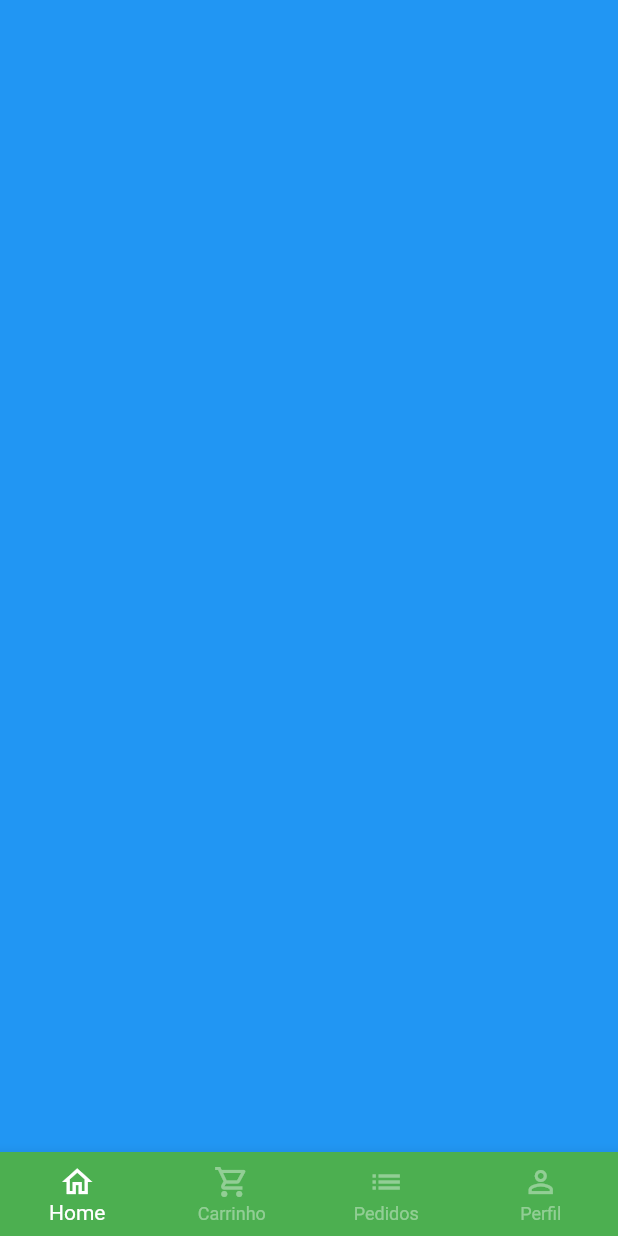
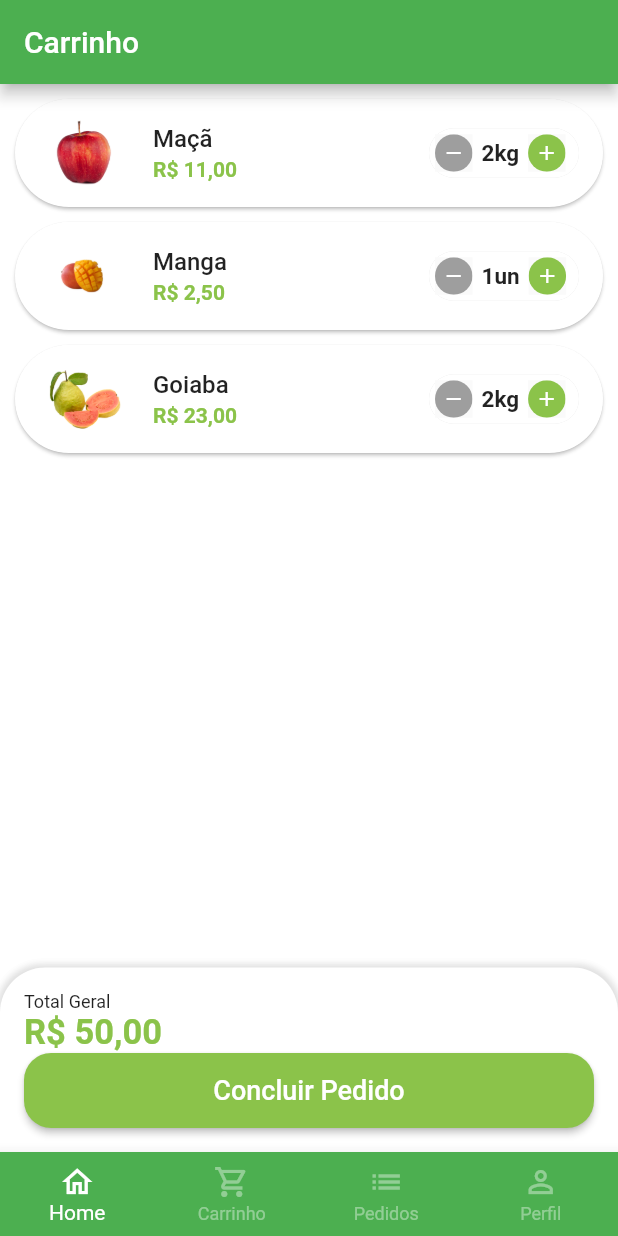
Before and after one commit to KaremSouza12/app_greenGrosser, a Flutter app: the BaseScreen screen opened by its route, swiped to page 2, on a phone screen of 412 x 824 dp. Run offline on Flutter 3.47's test engine with Material 2 defaults, Android fonts, the phone set to English and light mode, and no system bars; our stand-ins replace animated_text_kit, go_router, mask_text_input_formatter.

Commit message:
cart_tab and cart_tile

```diff
--- a/lib/src/config/app_data.dart
+++ b/lib/src/config/app_data.dart
@@ -1,4 +1,6 @@
 import 'package:app_greengrosser/src/models/item_models.dart';
+
+import 'package:app_greengrosser/src/models/cart_item_models.dart';
 
 ItemModel apple = ItemModel(
   description:
@@ -71,3 +73,18 @@ final List<String> categoties = [
   'Tempero',
   'Sereais'
 ];
+
+List<CartItemModel> cartItems = [
+  CartItemModel(
+    item: apple,
+    quantity: 2,
+  ),
+  CartItemModel(
+    item: mango,
+    quantity: 1,
+  ),
+  CartItemModel(
+    item: guava,
+    quantity: 2,
+  )
+];
--- /dev/null
+++ b/lib/src/models/cart_item_models.dart
@@ -0,0 +1,13 @@
+import 'package:app_greengrosser/src/models/item_models.dart';
+
+class CartItemModel {
+  final ItemModel item;
+  final int quantity;
+
+  CartItemModel({
+    required this.item,
+    required this.quantity,
+  });
+
+  double totalPrice() => item.price * quantity;
+}
--- a/lib/src/pages/base/base_screen.dart
+++ b/lib/src/pages/base/base_screen.dart
@@ -1,3 +1,4 @@
+import 'package:app_greengrosser/src/pages/cart/cart_tab.dart';
 import 'package:flutter/material.dart';
 import 'package:app_greengrosser/src/pages/home/home_tab.dart';
 
@@ -20,7 +21,7 @@ class _BaseScreenState extends State<BaseScreen> {
         controller: pageController,
         children: [
           const HomeTab(),
-          Container(color: Colors.blue),
+          CartTab(),
           Container(color: Colors.yellow),
           Container(color: Colors.purple),
         ],
--- /dev/null
+++ b/lib/src/pages/cart/cart_tab.dart
@@ -0,0 +1,82 @@
+import 'package:app_greengrosser/src/config/custom_colors.dart';
+import 'package:app_greengrosser/src/pages/cart/components/cart_tile.dart';
+import 'package:app_greengrosser/src/services/utils_service.dart';
+import 'package:flutter/material.dart';
+import 'package:app_greengrosser/src/config/app_data.dart' as app_data;
+
+class CartTab extends StatelessWidget {
+  CartTab({super.key});
+
+  final UtilsServices utilsServices = UtilsServices();
+
+  @override
+  Widget build(BuildContext context) {
+    return Scaffold(
+      appBar: AppBar(
+        title: const Text('Carrinho'),
+      ),
+      body: Column(
+        children: [
+          Expanded(
+            child: ListView.builder(
+              itemCount: app_data.cartItems.length,
+              itemBuilder: (_, index) {
+                return CartTile(
+                  caartItem: app_data.cartItems[index],
+                );
+              },
+            ),
+          ),
+          Container(
+            padding: const EdgeInsets.all(16),
+            decoration: BoxDecoration(
+              color: Colors.white,
+              borderRadius: const BorderRadius.vertical(
+                top: Radius.circular(30),
+              ),
+              boxShadow: [
+                BoxShadow(
+                  color: Colors.grey.shade300,
+                  blurRadius: 3,
+                  spreadRadius: 2,
+                )
+              ],
+            ),
+            child: Column(
+              crossAxisAlignment: CrossAxisAlignment.stretch,
+              children: [
+                const Text(
+                  'Total Geral',
+                  style: TextStyle(fontSize: 12),
+                ),
+                Text(
+                  utilsServices.priceToCurrency(50.00),
+                  style: TextStyle(
+                    fontSize: 23,
+                    color: CustomColors.customSwatchColor,
+                    fontWeight: FontWeight.bold,
+                  ),
+                ),
+                SizedBox(
+                  height: 50,
+                  child: ElevatedButton(
+                    style: ElevatedButton.styleFrom(
+                        backgroundColor: CustomColors.customSwatchColor,
+                        shape: RoundedRectangleBorder(
+                          borderRadius: BorderRadius.circular(18),
+                        )),
+                    onPressed: () {},
+                    child: const Text(
+                      'Concluir Pedido',
+                      style: TextStyle(fontSize: 18),
+                    ),
+                  ),
+                )
+              ],
+            ),
+          )
+        ],
+      ),
+    );
+  }
+}
--- /dev/null
+++ b/lib/src/pages/cart/components/cart_tile.dart
@@ -0,0 +1,52 @@
+import 'package:app_greengrosser/src/config/custom_colors.dart';
+import 'package:app_greengrosser/src/models/cart_item_models.dart';
+import 'package:app_greengrosser/src/pages/common_widgets/quantity_widget.dart';
+import 'package:app_greengrosser/src/services/utils_service.dart';
+import 'package:flutter/material.dart';
+
+class CartTile extends StatelessWidget {
+  CartTile({super.key, required this.caartItem});
+
+  final CartItemModel caartItem;
+  final UtilsServices utilsServices = UtilsServices();
+
+  @override
+  Widget build(BuildContext context) {
+    return Card(
+      margin: const EdgeInsets.fromLTRB(10, 10, 10, 0),
+      shape: RoundedRectangleBorder(borderRadius: BorderRadius.circular(50)),
+      child: ListTile(
+        //Imagem
+        leading: Image.asset(
+          caartItem.item.imgUrl,
+          height: 60,
+          width: 60,
+        ),
+        //Nome
+        title: Text(
+          caartItem.item.itemName,
+          style: const TextStyle(
+            fontWeight: FontWeight.w500,
+          ),
+        ),
+        //Total
+        subtitle: Text(
+          utilsServices.priceToCurrency(caartItem.totalPrice()),
+          style: TextStyle(
+            color: CustomColors.customSwatchColor,
+            fontWeight: FontWeight.bold,
+          ),
+        ),
+        //Quantidade
+        trailing: SizedBox(
+          width: 100,
+          child: QuantityWidget(
+            suffixText: caartItem.item.unit,
+            value: caartItem.quantity,
+            result: (q) {},
+          ),
+        ),
+      ),
+    );
+  }
+}
--- a/lib/src/pages/common_widgets/quantity_widget.dart
+++ b/lib/src/pages/common_widgets/quantity_widget.dart
@@ -24,6 +24,7 @@ class QuantityWidget extends StatelessWidget {
         ],
       ),
       child: Row(
+        mainAxisSize: MainAxisSize.min,
         children: [
           _QuantityButton(
             color: Colors.grey,
@@ -67,7 +68,6 @@ class _QuantityButton extends StatelessWidget {
     required this.color,
     required this.icon,
     required this.onPressed,
-    super.key,
   });
 
   @override
--- a/lib/src/pages/home/home_tab.dart
+++ b/lib/src/pages/home/home_tab.dart
@@ -1,7 +1,7 @@
 import 'package:app_greengrosser/src/config/custom_colors.dart';
 import 'package:app_greengrosser/src/pages/home/components/item_tile.dart';
 import 'package:flutter/material.dart';
-import 'package:app_greengrosser/src/config/app_data.dart' as appData;
+import 'package:app_greengrosser/src/config/app_data.dart' as app_data;
 
 import 'components/category_tile.dart';
 
@@ -110,15 +110,15 @@ class _HomeTabState extends State<HomeTab> {
                   return CategoryTile(
                     onPressed: () {
                       setState(() {
-                        selectedCategory = appData.categoties[index];
+                        selectedCategory = app_data.categoties[index];
                       });
                     },
-                    category: appData.categoties[index],
-                    isSelected: appData.categoties[index] == selectedCategory,
+                    category: app_data.categoties[index],
+                    isSelected: app_data.categoties[index] == selectedCategory,
                   );
                 },
                 separatorBuilder: (_, index) => const SizedBox(width: 10),
-                itemCount: appData.categoties.length,
+                itemCount: app_data.categoties.length,
               ),
             ),
           ),
@@ -132,10 +132,10 @@ class _HomeTabState extends State<HomeTab> {
                 crossAxisSpacing: 10,
                 childAspectRatio: 9 / 11.5,
               ),
-              itemCount: appData.items.length,
+              itemCount: app_data.items.length,
               itemBuilder: (_, index) {
                 return ItemTile(
-                  item: appData.items[index],
+                  item: app_data.items[index],
                 );
               },
             ),
```
